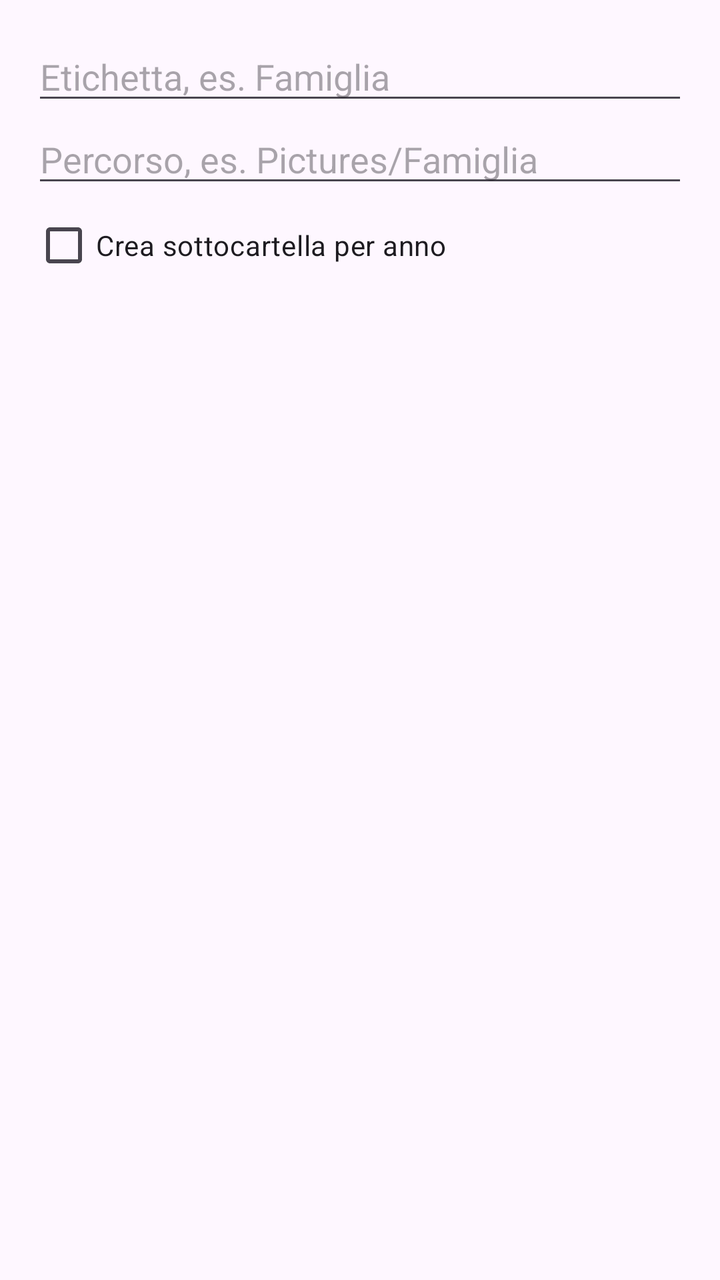
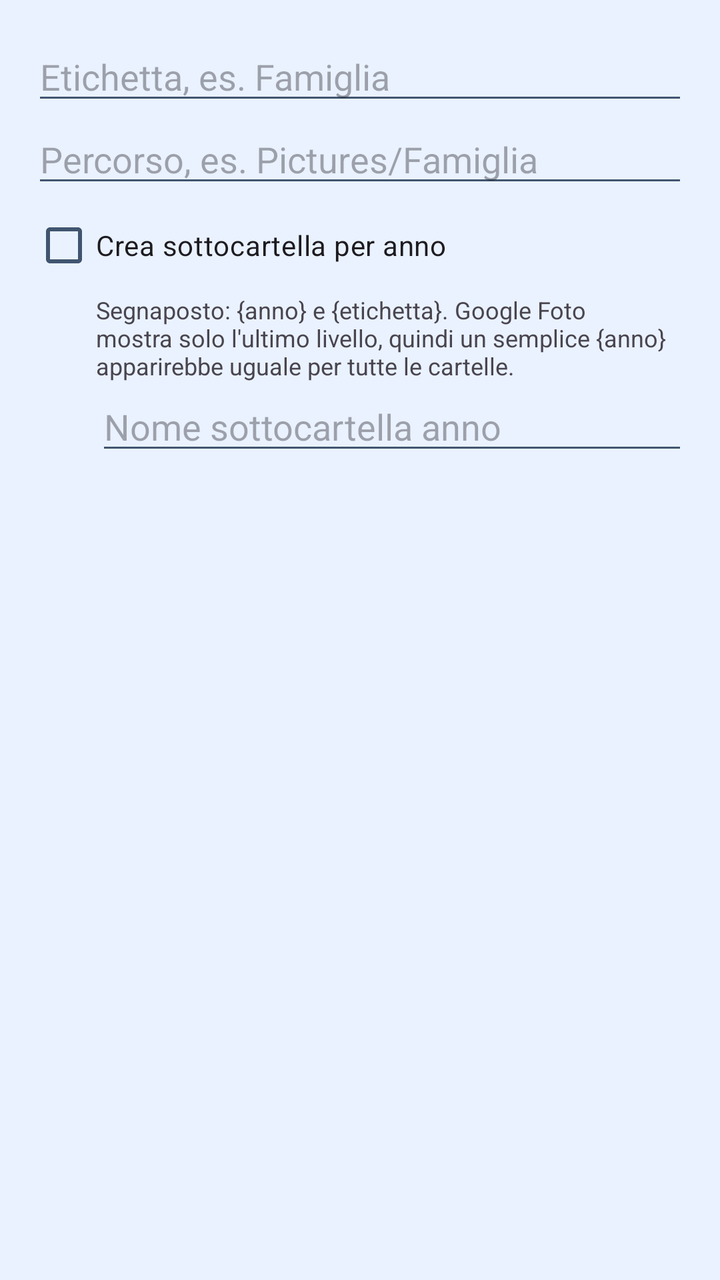

Compare the two renders of this Android layout. The source of the first and the diff that turns it into the second are given below.
<!-- AndroidManifest.xml: application theme Theme.Fotosistemis -->
<!-- res/layout/dialog_destination.xml -->
<?xml version="1.0" encoding="utf-8"?>
<LinearLayout xmlns:android="http://schemas.android.com/apk/res/android"
    android:layout_width="match_parent"
    android:layout_height="wrap_content"
    android:orientation="vertical"
    android:padding="16dp">

    <EditText
        android:id="@+id/destinationLabel"
        android:layout_width="match_parent"
        android:layout_height="wrap_content"
        android:autofillHints="name"
        android:hint="@string/destination_label_hint"
        android:inputType="text" />

    <EditText
        android:id="@+id/destinationPath"
        android:layout_width="match_parent"
        android:layout_height="wrap_content"
        android:autofillHints="postalAddress"
        android:hint="@string/destination_path_hint"
        android:inputType="text" />

    <CheckBox
        android:id="@+id/destinationYearSubfolder"
        android:layout_width="match_parent"
        android:layout_height="wrap_content"
        android:text="@string/destination_year_subfolder" />

</LinearLayout>
<!-- resources referenced by this layout -->
<resources>
  <string name="destination_label_hint">Etichetta, es. Famiglia</string>
  <string name="destination_path_hint">Percorso, es. Pictures/Famiglia</string>
  <string name="destination_year_subfolder">Crea sottocartella per anno</string>
  <style name="Theme.Fotosistemis" parent="Base.Theme.Fotosistemis" />
  <style name="Base.Theme.Fotosistemis" parent="Theme.Material3.DayNight.NoActionBar">
          
          
      </style>
</resources>

<!-- the commit's change to res/layout/dialog_destination.xml (unified diff, before → after) -->
@@ -27,4 +27,32 @@
         android:layout_height="wrap_content"
         android:text="@string/destination_year_subfolder" />
 
+    
+    <LinearLayout
+        android:id="@+id/patternGroup"
+        android:layout_width="match_parent"
+        android:layout_height="wrap_content"
+        android:orientation="vertical"
+        android:paddingStart="32dp">
+
+        <TextView
+            android:layout_width="match_parent"
+            android:layout_height="wrap_content"
+            android:text="@string/destination_pattern_help"
+            android:textSize="12sp" />
+
+        <EditText
+            android:id="@+id/destinationPattern"
+            android:layout_width="match_parent"
+            android:layout_height="wrap_content"
+            android:hint="@string/pattern_title"
+            android:inputType="text" />
+
+        <TextView
+            android:id="@+id/patternExample"
+            android:layout_width="match_parent"
+            android:layout_height="wrap_content"
+            android:textSize="12sp" />
+    </LinearLayout>
+
 </LinearLayout>
<!-- resource entries referenced after the edit -->
@@ -2,11 +2,32 @@
 <resources>
   <string name="destination_label_hint">Etichetta, es. Famiglia</string>
   <string name="destination_path_hint">Percorso, es. Pictures/Famiglia</string>
+  <string name="destination_pattern_help">Segnaposto: {anno} e {etichetta}. Google Foto mostra solo l\'ultimo livello, quindi un semplice {anno} apparirebbe uguale per tutte le cartelle.</string>
   <string name="destination_year_subfolder">Crea sottocartella per anno</string>
+  <string name="pattern_title">Nome sottocartella anno</string>
   <style name="Theme.Fotosistemis" parent="Base.Theme.Fotosistemis" />
   <style name="Base.Theme.Fotosistemis" parent="Theme.Material3.DayNight.NoActionBar">
-          
-          
+          <item name="colorPrimary">@color/brand_blue</item>
+          <item name="colorOnPrimary">@color/white</item>
+          <item name="colorPrimaryContainer">@color/brand_blue_light</item>
+          <item name="colorOnPrimaryContainer">@color/ink</item>
+          <item name="colorSecondary">@color/brand_blue_dark</item>
+          <item name="colorOnSecondary">@color/white</item>
+  
+          <item name="android:colorBackground">@color/surface_tint</item>
+          <item name="colorSurface">@color/white</item>
+          <item name="colorOnBackground">@color/ink</item>
+          <item name="colorOnSurface">@color/ink</item>
+          <item name="colorOnSurfaceVariant">@color/ink_muted</item>
+          <item name="android:textColorPrimary">@color/ink</item>
+          <item name="android:textColorSecondary">@color/ink_muted</item>
       </style>
+  <color name="brand_blue">#0D6EFD</color>
+  <color name="white">#FFFFFFFF</color>
+  <color name="brand_blue_light">#CFE2FF</color>
+  <color name="ink">#12233B</color>
+  <color name="brand_blue_dark">#0A58CA</color>
+  <color name="surface_tint">#EAF2FF</color>
+  <color name="ink_muted">#41556F</color>
 </resources>
 
